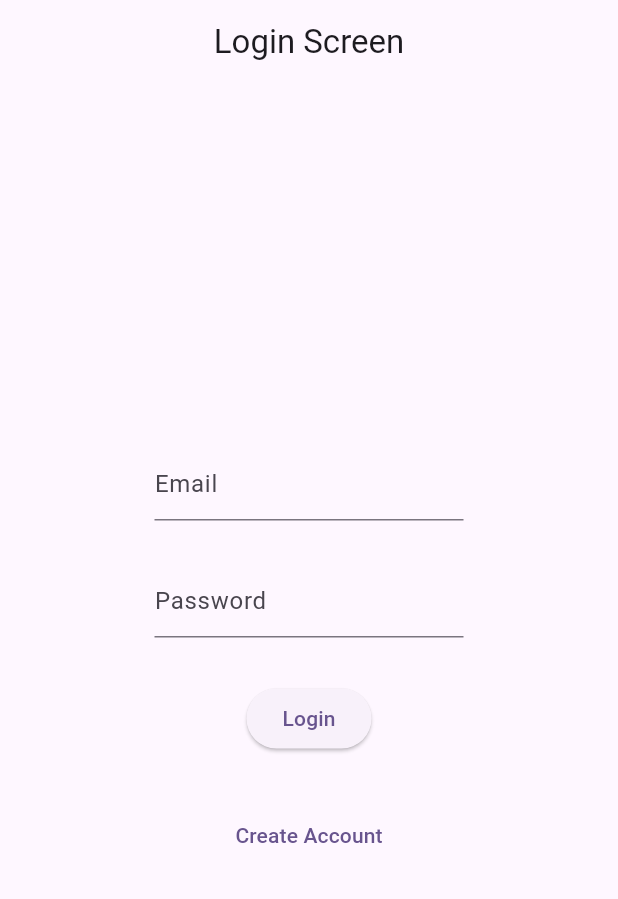
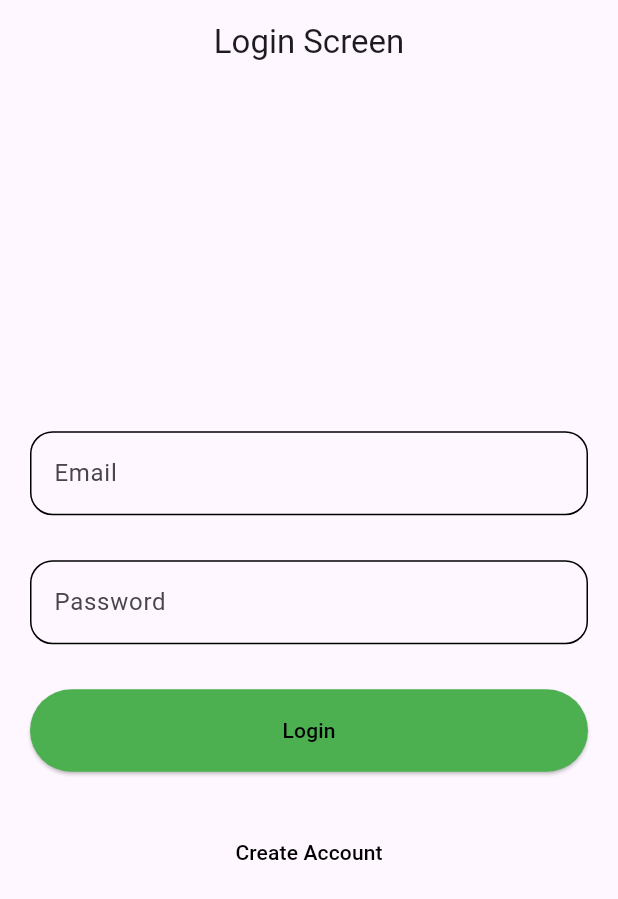
Before and after one commit to Packiyalakshmi-M/Flutter-Firebase-App, a Flutter app: the LoginScreen screen opened directly, on a phone screen of 412 x 824 dp. Shown: the top 899 px of the screen. Run offline on Flutter 3.47's test engine with Material 3 defaults, Android fonts, the phone set to English and light mode, and no system bars; our stand-ins replace firebase_auth, firebase_core, get_it; accounts and stored records are empty.

```diff
--- a/flutter_firebase_app/lib/Pages/LoginScreen/LoginScreen.dart
+++ b/flutter_firebase_app/lib/Pages/LoginScreen/LoginScreen.dart
@@ -28,33 +28,52 @@ class _LoginScreenState extends State<LoginScreen> {
         centerTitle: true,
       ),
       body: Center(
+        child: Padding(
+          padding: const EdgeInsets.all(20.0),
           child: Column(
             mainAxisAlignment: MainAxisAlignment.center,
             children: [
-            SizedBox(
-              width: MediaQuery.of(context).size.width / 2,
-              child: TextField(
+              TextField(
                 controller: _emailController,
-                decoration: const InputDecoration(hintText: 'Email'),
+                decoration: InputDecoration(
+                  hintText: 'Email',
+                  border: OutlineInputBorder(
+                    borderRadius: BorderRadius.circular(15),
+                  ),
+                  enabledBorder: OutlineInputBorder(
+                    borderRadius: BorderRadius.circular(15),
+                  ),
+                  disabledBorder: OutlineInputBorder(
+                    borderRadius: BorderRadius.circular(15),
+                  ),
+                ),
+              ),
+              const SizedBox(
+                height: 30.0,
+              ),
+              TextField(
+                controller: _passwordController,
+                obscureText: true,
+                decoration: InputDecoration(
+                  hintText: 'Password',
+                  border: OutlineInputBorder(
+                    borderRadius: BorderRadius.circular(15),
+                  ),
+                  enabledBorder: OutlineInputBorder(
+                    borderRadius: BorderRadius.circular(15),
+                  ),
+                  disabledBorder: OutlineInputBorder(
+                    borderRadius: BorderRadius.circular(15),
+                  ),
                 ),
               ),
               const SizedBox(
                 height: 30.0,
               ),
               SizedBox(
-              width: MediaQuery.of(context).size.width / 2,
-              child: TextField(
-                controller: _passwordController,
-                obscureText: true,
-                decoration: const InputDecoration(
-                  hintText: 'Password',
-                ),
-              ),
-            ),
-            const SizedBox(
-              height: 30.0,
-            ),
-            ElevatedButton(
+                width: MediaQuery.of(context).size.width,
+                height: 55,
+                child: ElevatedButton(
                   onPressed: () async {
                     print(
                         'Email: ${_emailController.text}, Password: ${_passwordController.text}');
@@ -73,12 +92,19 @@ class _LoginScreenState extends State<LoginScreen> {
                     } else {
                       ScaffoldMessenger.of(context).showSnackBar(
                         const SnackBar(
-                      content: Text("Error occured during create account"),
+                          content: Text("Error occured during login"),
                         ),
                       );
                     }
                   },
-              child: const Text('Login'),
+                  style: const ButtonStyle(
+                    backgroundColor: WidgetStatePropertyAll(Colors.green),
+                  ),
+                  child: const Text(
+                    'Login',
+                    style: TextStyle(color: Colors.black),
+                  ),
+                ),
               ),
               const SizedBox(
                 height: 30.0,
@@ -91,9 +117,13 @@ class _LoginScreenState extends State<LoginScreen> {
                     ),
                   );
                 },
-              child: const Text('Create Account'),
+                child: const Text(
+                  'Create Account',
+                  style: TextStyle(color: Colors.black),
+                ),
               ),
             ],
+          ),
         ),
       ),
     );
```
Lines whose indentation alone changed are shown as unchanged.
